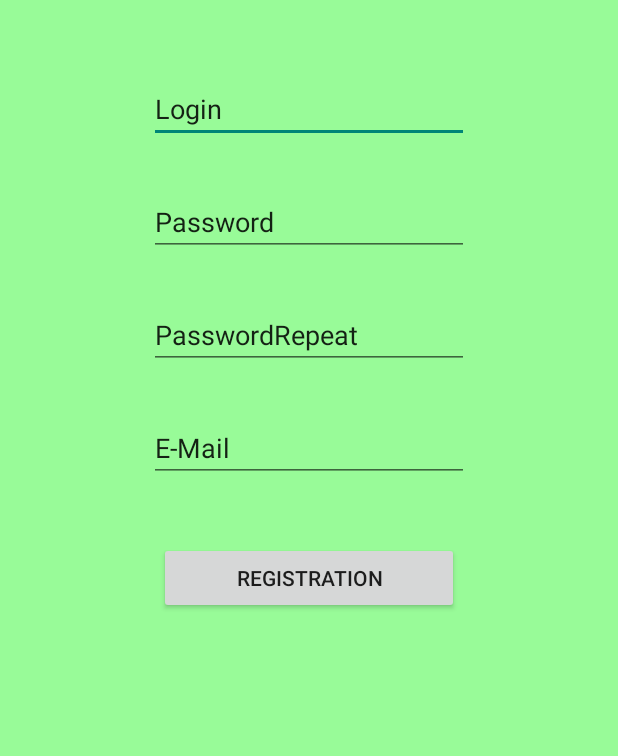
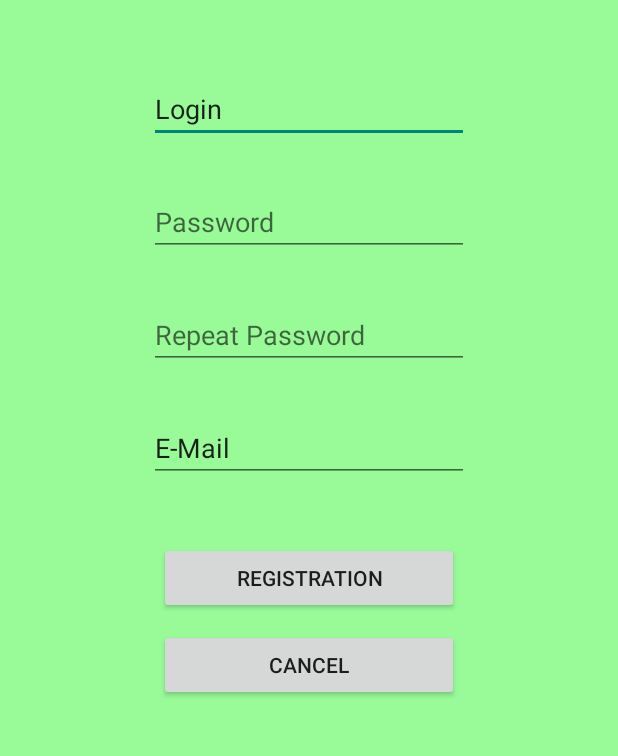
Before and after one commit to Frezer-EE/PizzaApp, an Android app: the RegistrationActivity screen opened directly, with no data from a screen before it, after a tap on "REGISTRATION", on a phone screen of 412 x 824 dp, the part 260-1016 px from its top. Run offline under Robolectric (Android 15) with nearby library versions, the phone set to English and light mode, and no system bars.

Commit message:
Add logic to RegistrationActivity

```diff
--- a/app/src/main/java/com/example/pizza/RegistrationActivity.java
+++ b/app/src/main/java/com/example/pizza/RegistrationActivity.java
@@ -2,17 +2,54 @@ package com.example.pizza;
 
 import androidx.appcompat.app.AppCompatActivity;
 
+import android.content.Intent;
 import android.os.Bundle;
 import android.view.View;
+import android.widget.EditText;
+import android.widget.Toast;
 
 public class RegistrationActivity extends AppCompatActivity {
+
+    EditText regLogin, regPassword, regRepeatPassword, regEMail;
 
     @Override
     protected void onCreate(Bundle savedInstanceState) {
         super.onCreate(savedInstanceState);
         setContentView(R.layout.activity_registration);
+        regLogin = findViewById(R.id.editTextRegLogin);
+        regPassword = findViewById(R.id.editTextRegPass);
+        regRepeatPassword = findViewById(R.id.editTextRegPassRepeat);
+        regEMail = findViewById(R.id.editTextRegEMail);
     }
 
     public void toMainMenuActivity(View view) {
+        String strRegLogin = regLogin.getText().toString();
+        String strRegPassword = regPassword.getText().toString();
+        String strRegRepeatPassword = regRepeatPassword.getText().toString();
+        String strRegEMail = regEMail.getText().toString();
+
+        if (!strRegLogin.equals("") && !strRegPassword.equals("") && !strRegEMail.equals("")) {
+            if (strRegPassword.equals(strRegRepeatPassword)) {
+                if (strRegEMail.indexOf("@") > 0) {
+                    Toast.makeText(this, "Регистрация прошла успешно", Toast.LENGTH_LONG).show();
+                    Intent intent = new Intent(RegistrationActivity.this, MenuActivity.class);
+                    startActivity(intent);
+                }
+                else {
+                    Toast.makeText(this, "Неверный формат почты", Toast.LENGTH_LONG).show();
+                }
+            }
+            else {
+                Toast.makeText(this, "Пароли не совпадают", Toast.LENGTH_LONG).show();
+            }
+        }
+        else {
+            Toast.makeText(this, "Поля логина, пароля и/или почты пустые", Toast.LENGTH_LONG).show();
+        }
+    }
+
+    public void toAutorizationActivity(View view) {
+        Intent intent = new Intent(RegistrationActivity.this, AuthorizationActivity.class);
+        startActivity(intent);
     }
 }
--- a/app/src/main/res/layout/activity_registration.xml
+++ b/app/src/main/res/layout/activity_registration.xml
@@ -37,7 +37,7 @@
         android:layout_gravity="center_horizontal"
         android:ems="10"
         android:inputType="textPersonName"
-        android:text="Password"
+        android:hint="Password"
         tools:layout_editor_absoluteX="105dp"
         tools:layout_editor_absoluteY="327dp" />
 
@@ -49,7 +49,7 @@
         android:layout_gravity="center_horizontal"
         android:ems="10"
         android:inputType="textPersonName"
-        android:text="PasswordRepeat"
+        android:hint="Repeat Password"
         tools:layout_editor_absoluteX="105dp"
         tools:layout_editor_absoluteY="399dp" />
 
@@ -74,4 +74,13 @@
         android:onClick="toMainMenuActivity"
         android:text="Registration" />
 
+    <Button
+        android:id="@+id/buttonCancel"
+        android:layout_width="200dp"
+        android:layout_height="wrap_content"
+        android:layout_gravity="center"
+        android:layout_marginTop="10dp"
+        android:onClick="toAutorizationActivity"
+        android:text="Cancel" />
+
 </LinearLayout>
```
